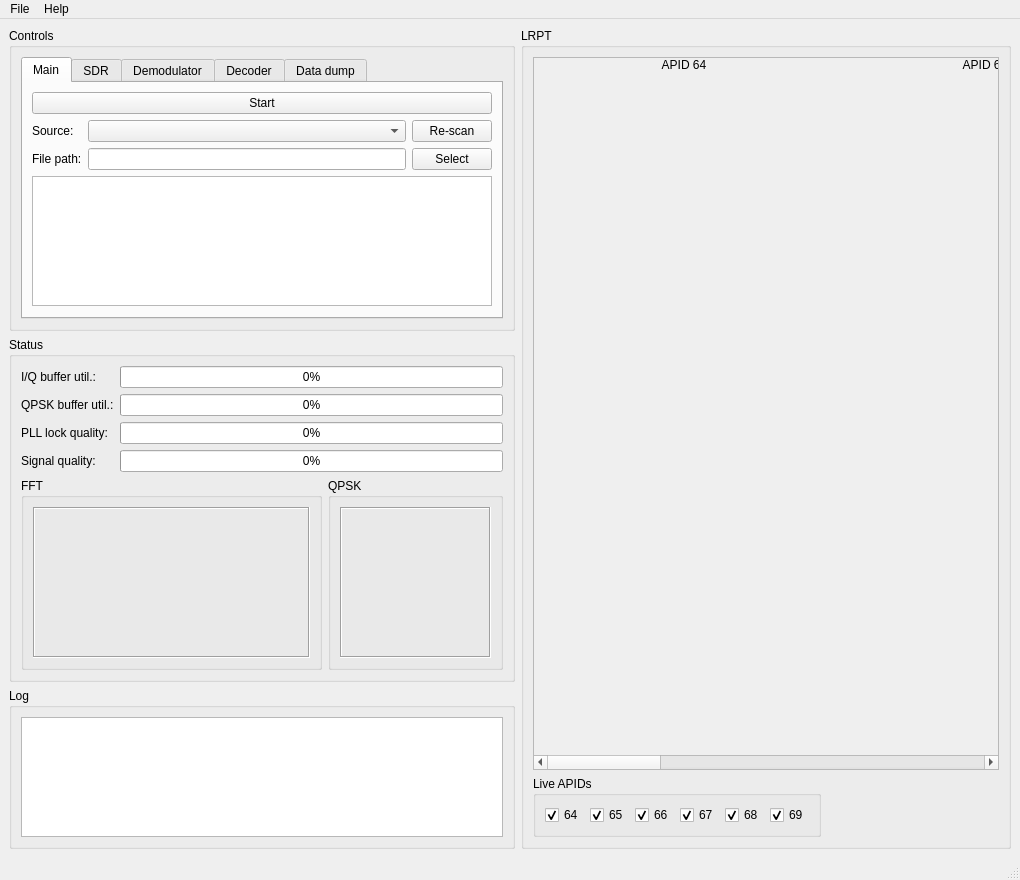
Qt form src/qlrpt/MainWindow.ui (dvdesolve/qlrpt) before a commit.
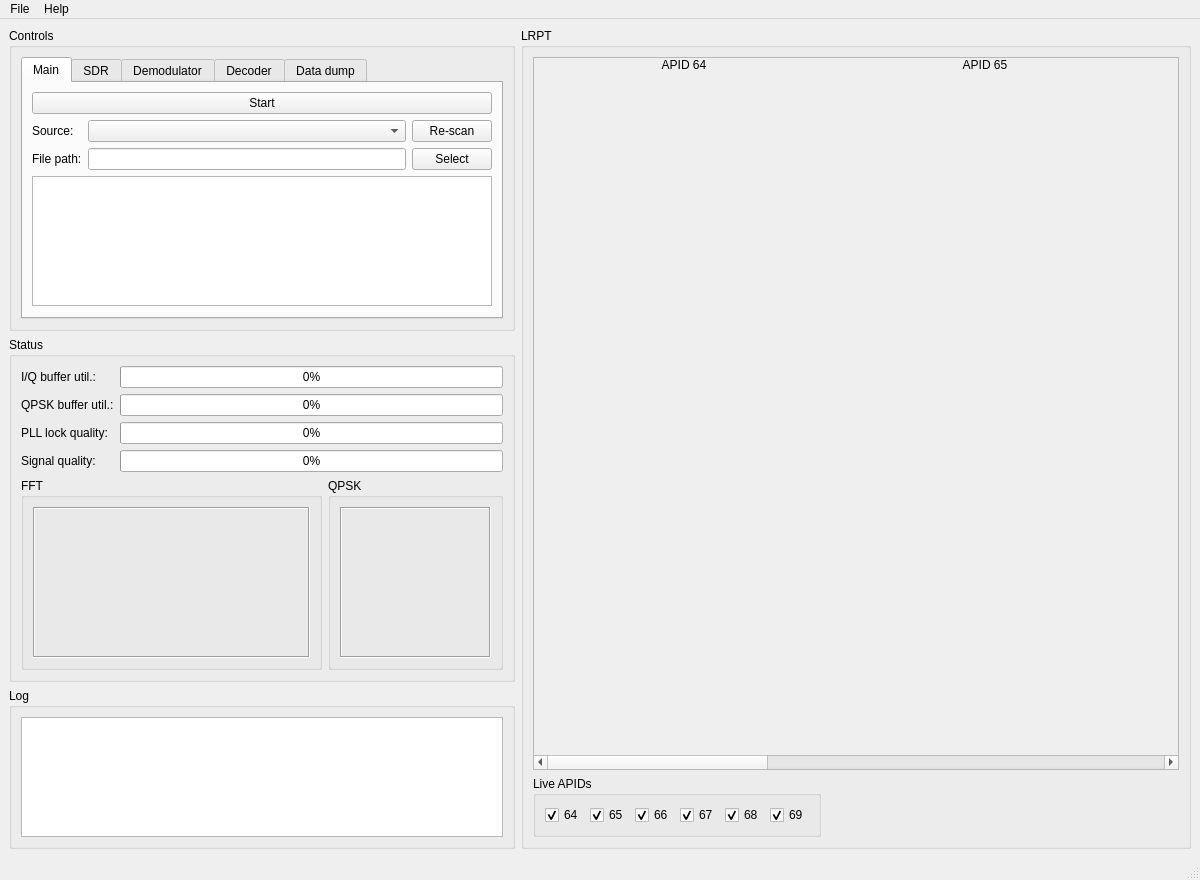
The same form after that commit. Custom widgets are drawn as their Qt base class.

Diff of the .ui file:
```diff
--- a/src/qlrpt/MainWindow.ui
+++ b/src/qlrpt/MainWindow.ui
@@ -6,7 +6,7 @@
    <rect>
     <x>0</x>
     <y>0</y>
-    <width>1020</width>
+    <width>1200</width>
     <height>880</height>
    </rect>
   </property>
@@ -1160,7 +1160,7 @@
     <rect>
      <x>0</x>
      <y>0</y>
-     <width>1020</width>
+     <width>1200</width>
      <height>22</height>
     </rect>
    </property>
```
Left out of the diff: 12 changed lines with no effect on the pictures.
